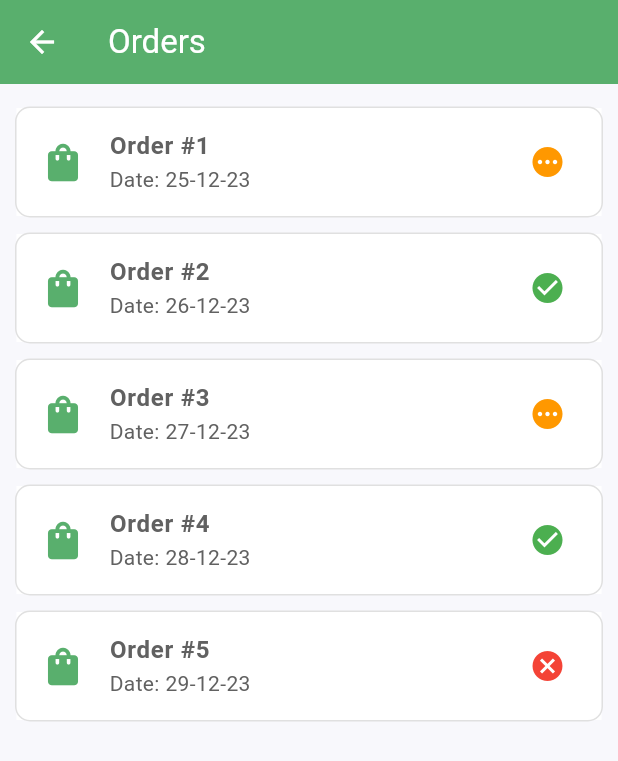
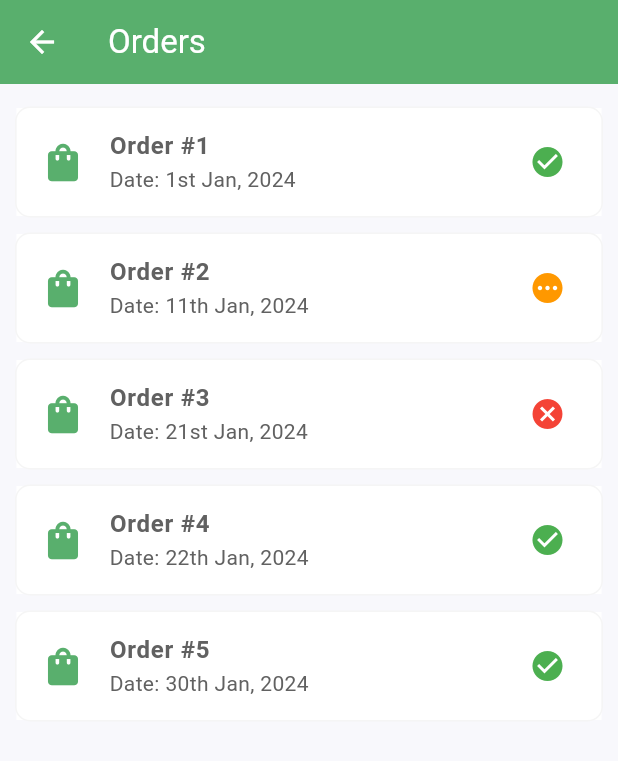
Before and after one commit to IkramKhan-DevOps/seedswild_mobile, a Flutter app: the OrdersScreen screen opened by its route, on a phone screen of 412 x 824 dp. Shown: the top 761 px of the screen. Run offline on Flutter 3.47's test engine with Material 3 defaults, Android fonts, the light colour scheme and no system bars; our stand-ins replace another_flushbar, cached_network_image, carousel_slider, easy_stepper, flutter_rating_bar, flutter_svg and 3 more; accounts and stored records are empty; network calls fail.

Commit message:
FEAT: app changes

```diff
--- a/lib/main.dart
+++ b/lib/main.dart
@@ -3,6 +3,7 @@ import 'package:seedswild/services/auth/provider/login_provider.dart';
 import 'package:seedswild/services/auth/provider/password_reset_provider.dart';
 import 'package:seedswild/services/cart/cart_provider.dart';
 import 'package:seedswild/services/home/statemanagement/home_provider.dart';
+import 'package:seedswild/services/orders/providers/orders_provider.dart';
 import 'package:seedswild/services/products/provider/notification_provider.dart';
 import 'package:seedswild/services/products/provider/product_detail_provider.dart';
 import 'package:seedswild/services/products/provider/products_provider.dart';
@@ -52,6 +53,7 @@ class MyApp extends StatelessWidget {
         ChangeNotifierProvider(create: (_) => NotificationProvider()),
         ChangeNotifierProvider(create: (_) => CartProvider()),
         ChangeNotifierProvider(create: (_) => GeneralProvider()),
+        ChangeNotifierProvider(create: (_) => OrdersProvider()),
       ],
       child: Builder(
         builder: (BuildContext context) {
--- a/lib/services/home/widgets/product_widgets.dart
+++ b/lib/services/home/widgets/product_widgets.dart
@@ -66,10 +66,11 @@ class ProductCardItem extends StatelessWidget {
           child: Column(
             crossAxisAlignment: CrossAxisAlignment.start,
             children: [
+
               // IMAGE
               ClipRRect(
                 borderRadius: BorderRadius.only(topLeft: Radius.circular(12), topRight: Radius.circular(12)),
-                child: Image.network(this.image ?? "https://picsum.photos/200"),
+                child: Image.network(this.image ?? "https://placehold.co/200/png?text=${name[0]}"),
               ),
 
               SizedBox(height: 8.h),
--- /dev/null
+++ b/lib/services/orders/models/orders_model.dart
@@ -0,0 +1,13 @@
+
+
+class OrdersModel {
+
+  final String orderId;
+  final String createdOn;
+  final String status;
+
+  OrdersModel({
+    required this.orderId, required this.createdOn, required this.status
+  });
+
+}
--- a/lib/services/orders/orders_screen.dart
+++ b/lib/services/orders/orders_screen.dart
@@ -1,54 +1,20 @@
 import 'package:flutter/material.dart';
 import 'package:google_fonts/google_fonts.dart';
+import 'package:provider/provider.dart';
 import 'package:seedswild/core/app_export.dart';
 import 'package:seedswild/core/constants/colors.dart';
+import 'package:seedswild/services/orders/providers/orders_provider.dart';
 
-class OrdersModel {
-  final String orderId;
-  final String orderDate;
-  final String orderStatus;
-  final String orderTotal;
-
-  OrdersModel({
-    required this.orderId,
-    required this.orderDate,
-    required this.orderStatus,
-    required this.orderTotal,
-  });
-}
+import 'models/orders_model.dart';
 
 class OrdersScreen extends StatelessWidget {
   const OrdersScreen({super.key});
 
   @override
   Widget build(BuildContext context) {
-    List<OrdersModel> orders = [
-      OrdersModel(
-          orderId: "1",
-          orderDate: "25-12-23",
-          orderStatus: "pending",
-          orderTotal: "100"),
-      OrdersModel(
-          orderId: "2",
-          orderDate: "26-12-23",
-          orderStatus: "completed",
-          orderTotal: "200"),
-      OrdersModel(
-          orderId: "3",
-          orderDate: "27-12-23",
-          orderStatus: "pending",
-          orderTotal: "300"),
-      OrdersModel(
-          orderId: "4",
-          orderDate: "28-12-23",
-          orderStatus: "completed",
-          orderTotal: "400"),
-      OrdersModel(
-          orderId: "5",
-          orderDate: "29-12-23",
-          orderStatus: "cancelled",
-          orderTotal: "500"),
-    ];
+
+    var orders = context.read<OrdersProvider>().orders;
+    print(orders);
 
     return Scaffold(
       backgroundColor: SeedsColor.background,
@@ -62,6 +28,7 @@ class OrdersScreen extends StatelessWidget {
           child: Icon(
             Icons.arrow_back,
             color: Colors.white,
+
           ),
         ),
       ),
@@ -74,9 +41,9 @@ class OrdersScreen extends StatelessWidget {
           itemBuilder: (context, index) {
             OrdersModel order = orders[index];
             status_icon() {
-              if (order.orderStatus == "pending") {
+              if (order.status == "pending") {
                 return Icon(Icons.pending, color: Colors.orange);
-              } else if (order.orderStatus == "completed") {
+              } else if (order.status == "completed") {
                 return Icon(Icons.check_circle, color: Colors.green);
               } else {
                 return Icon(Icons.cancel, color: Colors.red);
@@ -85,7 +52,7 @@ class OrdersScreen extends StatelessWidget {
 
             return Container(
               decoration: BoxDecoration(
-                border: Border.all(color: Colors.grey[300]!),
+                border: Border.all(color: Colors.grey[100]!),
                 borderRadius: BorderRadius.circular(10),
               ),
               margin: EdgeInsets.symmetric(vertical: 5),
@@ -101,7 +68,7 @@ class OrdersScreen extends StatelessWidget {
                   ),
                 ),
                 subtitle: Text(
-                  'Date: ${order.orderDate}',
+                  'Date: ${order.createdOn}',
                   style: GoogleFonts.aBeeZee(),
                 ),
                 trailing: status_icon(),
--- /dev/null
+++ b/lib/services/orders/providers/orders_provider.dart
@@ -0,0 +1,17 @@
+
+
+import 'package:flutter/cupertino.dart';
+
+import '../models/orders_model.dart';
+
+class OrdersProvider extends ChangeNotifier{
+
+  List<OrdersModel> orders = [
+    OrdersModel(orderId: '1', createdOn: '1st Jan, 2024', status: 'completed'),
+    OrdersModel(orderId: '2', createdOn: '11th Jan, 2024', status: 'pending'),
+    OrdersModel(orderId: '3', createdOn: '21st Jan, 2024', status: 'delivery'),
+    OrdersModel(orderId: '4', createdOn: '22th Jan, 2024', status: 'completed'),
+    OrdersModel(orderId: '5', createdOn: '30th Jan, 2024', status: 'completed'),
+  ];
+
+}
--- a/lib/services/products/product_detail_screen.dart
+++ b/lib/services/products/product_detail_screen.dart
@@ -57,7 +57,7 @@ class ProductDetailScreen extends StatelessWidget {
                             children: [
                               // Product Image
                               Image.network(product?.thumbnailImage ??
-                                  "https://placehold.co/600x400/png"),
+                                  "https://placehold.co/600/png?text=${product?.title}"),
 
                               // Product details
                               Padding(
@@ -211,7 +211,7 @@ class ProductDetailScreen extends StatelessWidget {
                                           ),
                                         ),
                                       ),
-                                    )
+                                    ),
                                   ],
                                 ),
                               ),
--- a/lib/services/products/products_screen.dart
+++ b/lib/services/products/products_screen.dart
@@ -35,6 +35,7 @@ class ProductsScreen extends StatelessWidget {
                 return Column(
                   crossAxisAlignment: CrossAxisAlignment.start,
                   children: [
+
                     // SEARCH AREA
                     SizedBox(
                       height: 20,
--- a/lib/services/products/widgets/products_category_widgets.dart
+++ b/lib/services/products/widgets/products_category_widgets.dart
@@ -79,7 +79,7 @@ class ProductCategoryCardItem extends StatelessWidget {
                 padding: const EdgeInsets.all(5),
                 child: ClipOval(
                   child: Image.network(
-                    image ?? "https://picsum.photos/50",
+                    image ?? "https://placehold.co/50/png?text=${name[0]}",
                     width: 58,
                     height: 58,
                     fit: BoxFit.cover,
--- a/lib/utils/routes/app_routes.dart
+++ b/lib/utils/routes/app_routes.dart
@@ -15,6 +15,7 @@ import '../../services/settings/profile_screen.dart';
 import '../../services/settings/settings_screen.dart';
 import '../../services/settings/password_change_screen.dart';
 import '../../services/auth/sign_up_screen.dart';
+import '../../services/settings/subscription_screen.dart';
 import '../../services/splash/splash_screen.dart';
 
 class AppRoutes {
@@ -23,9 +24,11 @@ class AppRoutes {
   static const String forgotPasswordScreen = '/forgot_password_screen';
   static const String signUpScreen = '/sign_up_screen';
 
+  static const String settingsScreen = '/settings_screen';
   static const String profileScreen = '/profile_screen';
   static const String passwordChangeScreen = '/password_change_screen';
   static const String notificationScreen = '/notification_screen';
+  static const String subscriptionScreen = '/subscription_screen';
 
   static const String productsScreen = "/products_screen";
   static const String productDetailScreen = '/product_detail_screen';
@@ -40,9 +43,6 @@ class AppRoutes {
 
   // TODO: remove these
   static const String homePage = '/home_page';
-  static const String settingsScreen = '/settings_screen';
-
-
   static const String appNavigationScreen = '/app_navigation_screen';
 
   static Map<String, WidgetBuilder> routes = {
@@ -57,6 +57,7 @@ class AppRoutes {
     cartScreen: (context) => CartScreen(),
 
     settingsScreen: (context) => SettingsScreen(),
+    subscriptionScreen: (context) => SubscriptionScreen(),
     profileScreen: (context) => ProfileScreen(),
     passwordChangeScreen: (context) => PasswordChangeScreen(),
     notificationScreen: (context) => NotificationScreen(),
@@ -67,6 +68,5 @@ class AppRoutes {
     // CLEANING REQUIRED
     checkoutScreen: (context) => CheckoutScreen(),
     completeScreen: (context) => CompleteScreen(),
-
   };
 }
```
Also changed, not shown: lib/services/home/widgets/category_widgets.dart (+19 -9 lines), lib/services/products/widgets/products_search_drawer.dart (+11 -1 lines), lib/services/settings/settings_screen.dart (+17 -13 lines), lib/services/settings/subscription_screen.dart (added, +97 -0 lines).
